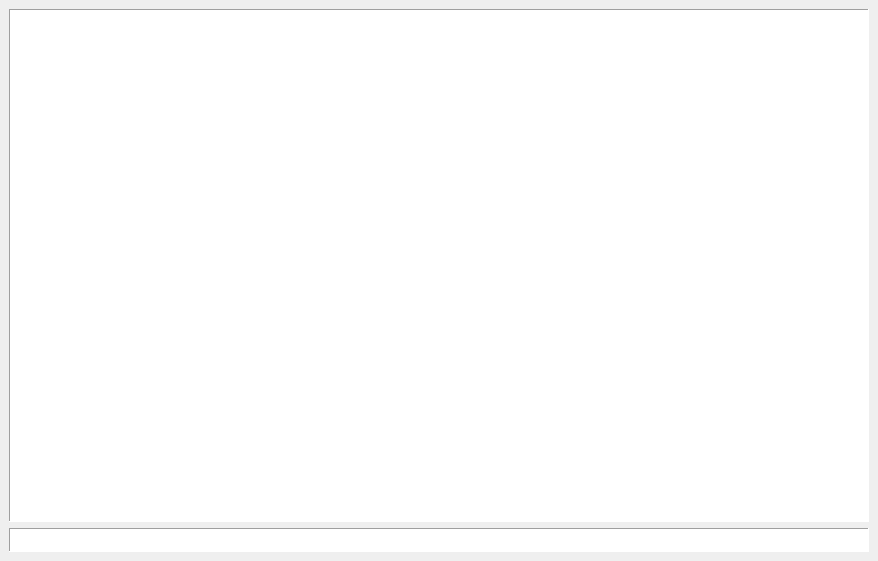
This is frmMain.ui in OGFilthyCasual/PyRC as Qt 5 draws it before an edit. The edited form follows.
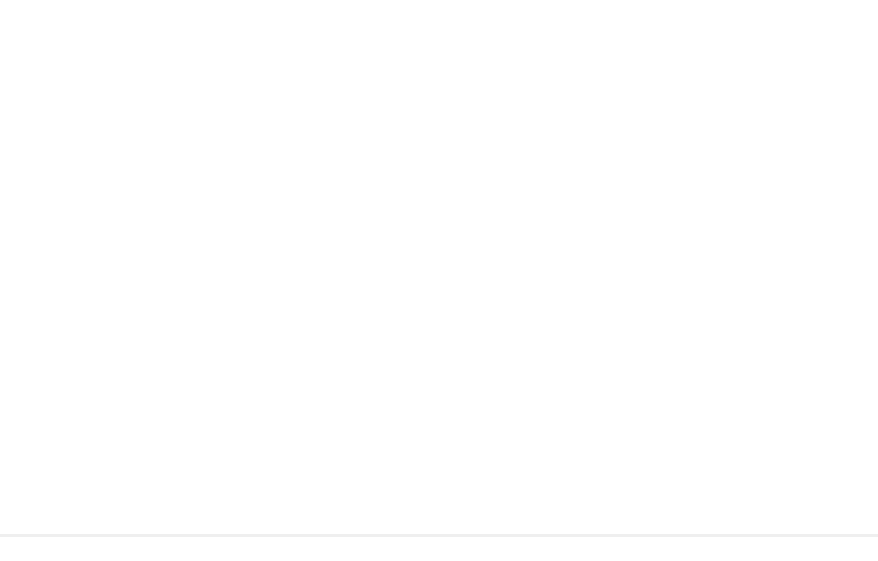
This is the edited form.

```diff
--- a/frmMain.ui
+++ b/frmMain.ui
@@ -24,18 +24,33 @@
   </property>
   <widget class="QWidget" name="centralwidget">
    <layout class="QGridLayout" name="gridLayout">
+    <property name="margin">
+     <number>0</number>
+    </property>
+    <property name="spacing">
+     <number>0</number>
+    </property>
     <item row="0" column="0">
      <layout class="QVBoxLayout" name="verticalLayout">
+      <property name="spacing">
+       <number>3</number>
+      </property>
+      <property name="margin">
+       <number>0</number>
+      </property>
       <item>
        <widget class="QTextBrowser" name="txtOutput">
         <property name="font">
          <font>
-          <family>Inconsolata</family>
+          <family>Anonymous Pro</family>
           <pointsize>11</pointsize>
          </font>
         </property>
+        <property name="styleSheet">
+         <string notr="true"/>
+        </property>
         <property name="frameShape">
-         <enum>QFrame::Panel</enum>
+         <enum>QFrame::NoFrame</enum>
         </property>
        </widget>
       </item>
@@ -49,12 +64,18 @@
         </property>
         <property name="font">
          <font>
-          <family>Inconsolata</family>
+          <family>Anonymous Pro</family>
           <pointsize>11</pointsize>
          </font>
         </property>
+        <property name="autoFillBackground">
+         <bool>false</bool>
+        </property>
+        <property name="styleSheet">
+         <string notr="true"/>
+        </property>
         <property name="frameShape">
-         <enum>QFrame::Panel</enum>
+         <enum>QFrame::NoFrame</enum>
         </property>
         <property name="verticalScrollBarPolicy">
          <enum>Qt::ScrollBarAlwaysOff</enum>
```
